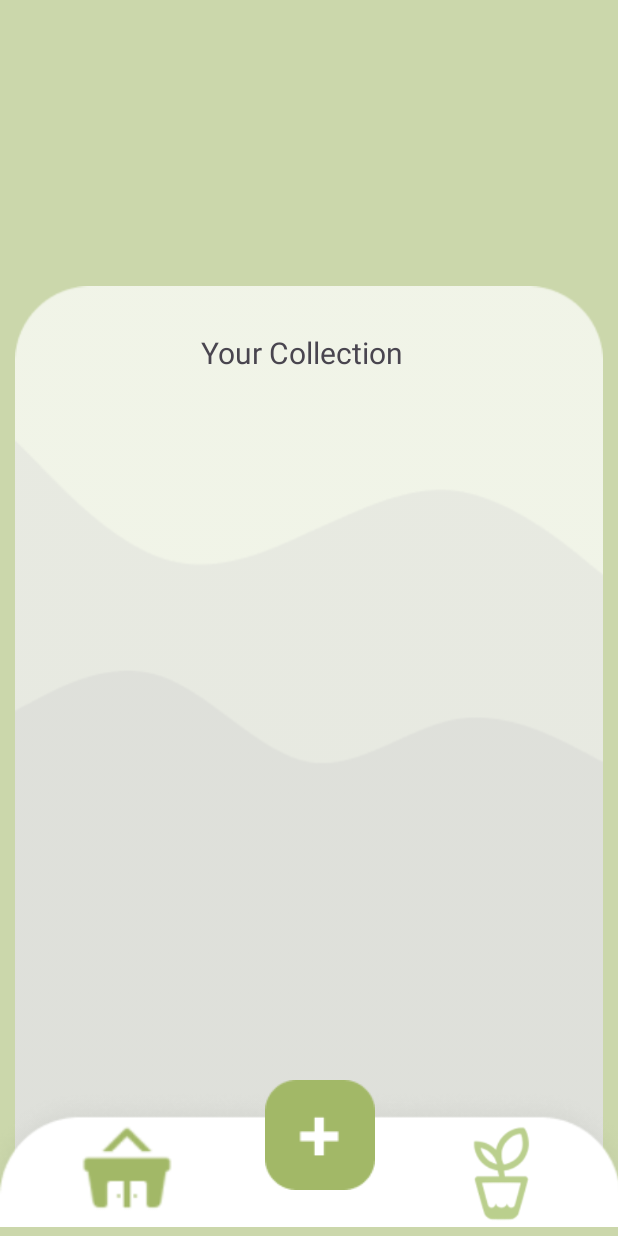
After one commit to MarshallAtlas/Habitat, an Android app: the Collection screen opened directly, with no data from a screen before it, on a phone screen of 412 x 824 dp. The commit adds this screen. Run offline under Robolectric (Android 15) with nearby library versions, the phone set to English and light mode, and no system bars; our stand-ins replace Firebase (no records; nobody signed in at launch, a user with empty details on screens opened directly).

Commit message:
YOU CAN SEE COLLECTIONS NOW BUT CANT LOAD IMAGE - MATT PAGOD NA AQ

```diff
--- a/app/build.gradle
+++ b/app/build.gradle
@@ -31,7 +31,8 @@ android {
 
 dependencies {
 
-
+    implementation 'com.github.bumptech.glide:glide:4.12.0'
+    annotationProcessor 'com.github.bumptech.glide:compiler:4.12.0'
     implementation 'androidx.appcompat:appcompat:1.6.1'
     implementation 'com.google.android.material:material:1.9.0'
     implementation 'androidx.constraintlayout:constraintlayout:2.1.4'
--- a/app/src/main/AndroidManifest.xml
+++ b/app/src/main/AndroidManifest.xml
@@ -12,6 +12,9 @@
         android:supportsRtl="true"
         android:theme="@style/Theme.Habitat"
         tools:targetApi="31">
+        <activity
+            android:name=".Collection"
+            android:exported="false" />
         <activity
             android:name=".CreateHabit"
             android:exported="true" />
--- /dev/null
+++ b/app/src/main/java/ph/edu/dlsu/mobdeve/florendo/mapa/habitat/Collection.java
@@ -0,0 +1,120 @@
+package ph.edu.dlsu.mobdeve.florendo.mapa.habitat;
+
+import android.os.Bundle;
+import android.widget.Toast;
+
+import androidx.annotation.NonNull;
+import androidx.appcompat.app.AppCompatActivity;
+import androidx.recyclerview.widget.LinearLayoutManager;
+import androidx.recyclerview.widget.RecyclerView;
+
+import com.google.android.gms.tasks.OnCompleteListener;
+import com.google.android.gms.tasks.OnFailureListener;
+import com.google.android.gms.tasks.OnSuccessListener;
+import com.google.android.gms.tasks.Task;
+import com.google.firebase.auth.FirebaseAuth;
+import com.google.firebase.auth.FirebaseUser;
+import com.google.firebase.firestore.DocumentReference;
+import com.google.firebase.firestore.DocumentSnapshot;
+import com.google.firebase.firestore.FirebaseFirestore;
+
+import java.util.ArrayList;
+
+
+public class Collection extends AppCompatActivity {
+    private FirebaseFirestore db;
+    private FirebaseAuth cAuth;
+    private RecyclerView recyclerView;
+    private CollectionAdapter collectionAdapter;
+    private ArrayList<ShopItems> purchasedItemsList;
+
+    @Override
+    protected void onCreate(Bundle savedInstanceState) {
+        super.onCreate(savedInstanceState);
+        setContentView(R.layout.activity_collection);
+
+        recyclerView = findViewById(R.id.collection_list);
+        recyclerView.setLayoutManager(new LinearLayoutManager(this));
+
+        db = FirebaseFirestore.getInstance();
+        cAuth = FirebaseAuth.getInstance();
+        purchasedItemsList = new ArrayList<>();
+        collectionAdapter = new CollectionAdapter(purchasedItemsList);
+        recyclerView.setAdapter(collectionAdapter);
+
+        retrievePurchasedItems();
+
+    }
+
+    private void retrievePurchasedItems() {
+        FirebaseUser currentUser = FirebaseAuth.getInstance().getCurrentUser();
+        if (currentUser != null) {
+            String userId = currentUser.getUid();
+            FirebaseFirestore db = FirebaseFirestore.getInstance();
+
+            DocumentReference userRef = db.collection("users").document(userId);
+            userRef.get().addOnCompleteListener(new OnCompleteListener<DocumentSnapshot>() {
+                @Override
+                public void onComplete(@NonNull Task<DocumentSnapshot> task) {
+                    if (task.isSuccessful()) {
+                        DocumentSnapshot document = task.getResult();
+                        if (document.exists()) {
+                            // Get the purchasedItems array from the user's document
+                            ArrayList<String> purchasedItems = (ArrayList<String>) document.get("purchasedItems");
+                            if (purchasedItems != null && !purchasedItems.isEmpty()) {
+                                // If the user has purchased items, retrieve the ShopItems based on the item IDs
+                                retrieveShopItems(purchasedItems);
+                            } else {
+                                // If the user has no purchased items, show a toast or handle accordingly
+                                Toast.makeText(Collection.this, "No purchased items yet.", Toast.LENGTH_SHORT).show();
+                            }
+                        }
+                    }
+                }
+            });
+        }
+    }
+
+    private void retrieveShopItems(ArrayList<String> itemIds) {
+        // Get a reference to the "shopItems" collection in your Firestore database
+        FirebaseFirestore db = FirebaseFirestore.getInstance();
+        ArrayList<ShopItems> shopItemsList = new ArrayList<>();
+
+        // Iterate through the itemIds and retrieve the corresponding ShopItems
+        for (String itemId : itemIds) {
+            DocumentReference shopItemRef = db.collection("shopitems").document(itemId);
+            shopItemRef.get().addOnCompleteListener(new OnCompleteListener<DocumentSnapshot>() {
+                @Override
+                public void onComplete(@NonNull Task<DocumentSnapshot> task) {
+                    if (task.isSuccessful()) {
+                        DocumentSnapshot documentSnapshot = task.getResult();
+                        if (documentSnapshot.exists()) {
+                            String item_id = documentSnapshot.getId();
+                            String name = documentSnapshot.getString("name");
+                            int price = documentSnapshot.getLong("price").intValue();
+                            String imageUrl = getItemImageUrl(item_id); // Implement a method to fetch the image URL
+
+                            ShopItems shopItem = new ShopItems(item_id, name, price, imageUrl);
+                            shopItemsList.add(shopItem);
+
+
+                            // Update the adapter with the retrieved data
+                            collectionAdapter.setShopItemsList(shopItemsList);
+                        }
+                    }
+                }
+            });
+        }
+    }
+
+    private String getItemImageUrl(String itemId) {
+        // Replace "your_bucket_name" with the actual name of your Firebase Storage bucket
+        // Assuming the images are stored in a folder called "items" within the bucket
+        String storageReference = "gs://habitat-14e37.appspot.com" + itemId + ".png"; // Replace with the appropriate file extension
+
+        // You can also use HTTPS URL by calling getDownloadUrl() and handling its callback.
+        // For simplicity, we'll use the storageReference directly.
+        return storageReference;
+    }
+
+}
--- /dev/null
+++ b/app/src/main/java/ph/edu/dlsu/mobdeve/florendo/mapa/habitat/CollectionAdapter.java
@@ -0,0 +1,63 @@
+package ph.edu.dlsu.mobdeve.florendo.mapa.habitat;
+
+import android.view.LayoutInflater;
+import android.view.View;
+import android.view.ViewGroup;
+import android.widget.TextView;
+
+import androidx.annotation.NonNull;
+import androidx.recyclerview.widget.RecyclerView;
+
+import java.util.ArrayList;
+import com.bumptech.glide.Glide;
+
+public class CollectionAdapter extends RecyclerView.Adapter<CollectionAdapter.ViewHolder> {
+
+    private ArrayList<ShopItems> purchasedItemsList;
+
+    // Constructor to receive the data
+    public CollectionAdapter(ArrayList<ShopItems> purchasedItemsList) {
+        this.purchasedItemsList = purchasedItemsList;
+    }
+
+    // ViewHolder class to hold the views of each item
+    public static class ViewHolder extends RecyclerView.ViewHolder {
+        private TextView tvItemName;
+
+
+        public ViewHolder(@NonNull View itemView) {
+            super(itemView);
+            tvItemName = itemView.findViewById(R.id.item_name_collection); // Replace with the actual TextView ID in your purchased_item layout
+           // picture???
+        }
+    }
+
+    @NonNull
+    @Override
+    public ViewHolder onCreateViewHolder(@NonNull ViewGroup parent, int viewType) {
+        // Inflate the item layout and create a ViewHolder
+        View itemView = LayoutInflater.from(parent.getContext()).inflate(R.layout.purchased_item, parent, false);
+        return new ViewHolder(itemView);
+    }
+
+    @Override
+    public void onBindViewHolder(@NonNull ViewHolder holder, int position) {
+        // Bind the data to the views in each item
+
+        ShopItems purchasedItem = purchasedItemsList.get(position);
+        holder.tvItemName.setText(purchasedItem.getItemName());
+
+
+
+    }
+
+    @Override
+    public int getItemCount() {
+        return purchasedItemsList.size();
+    }
+
+    public void setShopItemsList(ArrayList<ShopItems> shopItemsList) {
+        this.purchasedItemsList = shopItemsList;
+        notifyDataSetChanged();
+    }
+}
--- a/app/src/main/java/ph/edu/dlsu/mobdeve/florendo/mapa/habitat/Dashboard.java
+++ b/app/src/main/java/ph/edu/dlsu/mobdeve/florendo/mapa/habitat/Dashboard.java
@@ -284,5 +284,10 @@ public class Dashboard extends AppCompatActivity {
         this.startActivity(CIntent);
     }
 
+    public void launchCollection(View CView){
+        Intent CIntent = new Intent(Dashboard.this, Collection.class);
+        this.startActivity(CIntent);
+    }
+
 
 }
--- /dev/null
+++ b/app/src/main/res/layout/activity_collection.xml
@@ -0,0 +1,91 @@
+<?xml version="1.0" encoding="utf-8"?>
+<androidx.constraintlayout.widget.ConstraintLayout xmlns:android="http://schemas.android.com/apk/res/android"
+    xmlns:app="http://schemas.android.com/apk/res-auto"
+    xmlns:tools="http://schemas.android.com/tools"
+    android:layout_width="match_parent"
+    android:layout_height="match_parent"
+    android:background="#CBD7AB"
+    tools:context=".Collection">
+
+
+    <ImageView
+        android:id="@+id/imageView3"
+        android:layout_width="392dp"
+        android:layout_height="650dp"
+        app:layout_constraintBottom_toBottomOf="parent"
+        app:layout_constraintEnd_toEndOf="parent"
+        app:layout_constraintStart_toStartOf="parent"
+        app:srcCompat="@drawable/dash_background" />
+
+    <ImageView
+        android:id="@+id/nav_base"
+        android:layout_width="413dp"
+        android:layout_height="105dp"
+        app:layout_constraintBottom_toBottomOf="parent"
+        app:layout_constraintStart_toStartOf="parent"
+        app:srcCompat="@drawable/nav_base" />
+
+    <LinearLayout
+        android:layout_width="348dp"
+        android:layout_height="602dp"
+        android:layout_marginStart="28dp"
+        android:layout_marginBottom="16dp"
+        android:orientation="vertical"
+        app:layout_constraintBottom_toBottomOf="parent"
+        app:layout_constraintStart_toStartOf="parent">
+
+
+        <TextView
+            android:id="@+id/textView"
+            android:layout_width="wrap_content"
+            android:layout_height="wrap_content"
+            android:layout_gravity="center"
+            android:text="Your Collection"
+            android:padding="15dp"
+            android:textSize="20dp" />
+
+        <androidx.recyclerview.widget.RecyclerView
+            android:id="@+id/collection_list"
+            android:layout_width="match_parent"
+            android:layout_height="452dp" />
+    </LinearLayout>
+
+    <LinearLayout
+        android:id="@+id/linearLayout"
+        android:layout_width="match_parent"
+        android:layout_height="104dp"
+        android:orientation="horizontal"
+        app:layout_constraintBottom_toBottomOf="parent"
+        app:layout_constraintStart_toStartOf="parent">
+
+        <ImageView
+            android:id="@+id/Shop_icon"
+            android:layout_width="wrap_content"
+            android:contentDescription="shop"
+            android:layout_height="66dp"
+            android:layout_marginStart="25dp"
+            android:layout_marginTop="30dp"
+            android:layout_weight="1"
+            android:onClick="launchShop"
+            app:srcCompat="@drawable/shop_icon" />
+
+        <ImageView
+            android:id="@+id/Add_icon"
+            android:layout_width="wrap_content"
+            android:layout_height="wrap_content"
+            android:layout_weight="1"
+            android:contentDescription="add"
+            android:onClick="launchCreateHabit"
+            app:srcCompat="@drawable/add_icon" />
+
+        <ImageView
+            android:id="@+id/Collection_Icon"
+            android:layout_width="104dp"
+            android:layout_height="66dp"
+            android:layout_marginTop="30dp"
+            android:layout_marginEnd="25dp"
+            app:srcCompat="@drawable/habitat_logoo" />
+
+    </LinearLayout>
+
+</androidx.constraintlayout.widget.ConstraintLayout>
--- a/app/src/main/res/layout/activity_dashboard.xml
+++ b/app/src/main/res/layout/activity_dashboard.xml
@@ -157,6 +157,7 @@
             android:id="@+id/Collection_Icon"
             android:layout_width="104dp"
             android:layout_height="66dp"
+            android:onClick="launchCollection"
             android:layout_marginTop="30dp"
             android:layout_marginEnd="25dp"
             app:srcCompat="@drawable/habitat_logoo" />
```
Also changed, not shown: app/src/main/java/ph/edu/dlsu/mobdeve/florendo/mapa/habitat/Shop.java (+17 -3 lines), app/src/main/java/ph/edu/dlsu/mobdeve/florendo/mapa/habitat/ShopItemAdapter.java (+13 -3 lines), app/src/main/java/ph/edu/dlsu/mobdeve/florendo/mapa/habitat/ShopItems.java (+8 -1 lines), app/src/main/res/layout/purchased_item.xml (added, +39 -0 lines).
